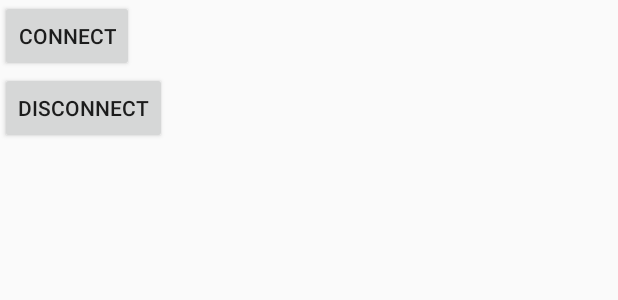
After one commit to lostzen/lost, an Android app: the layout activity_geofencing.xml on its own in the app's theme, with its tools: preview values and no code run, on a phone screen of 412 x 824 dp. The commit adds this screen. Shown: the top 300 px of the screen. Run offline under Robolectric (Android 15) with nearby library versions, the phone set to English and light mode, and no system bars.

Commit message:
Adds activity shell for geofencing demo

```diff
--- a/lost-sample/src/main/AndroidManifest.xml
+++ b/lost-sample/src/main/AndroidManifest.xml
@@ -32,6 +32,7 @@
         android:label="@string/settings"
         android:name=".SettingsActivity"/>
 
+    <activity android:name=".GeofencingApiActivity"/>
     <activity android:name=".SettingsApiActivity"/>
 
   </application>
--- a/lost-sample/src/main/java/com/example/lost/SamplesList.java
+++ b/lost-sample/src/main/java/com/example/lost/SamplesList.java
@@ -8,6 +8,8 @@ public class SamplesList {
   public static final Sample[] SAMPLES = {
       new Sample(R.string.sample_fused_location_api_title,
           R.string.sample_fused_location_api_description, FusedLocationApiActivity.class),
+      new Sample(R.string.sample_geofencing_api_title, R.string.sample_geofencing_api_description,
+          GeofencingApiActivity.class),
       new Sample(R.string.sample_settings_api_title, R.string.sample_settings_api_description,
           SettingsApiActivity.class)
   };
--- /dev/null
+++ b/lost-sample/src/main/res/layout/activity_geofencing.xml
@@ -0,0 +1,22 @@
+<?xml version="1.0" encoding="utf-8"?>
+<LinearLayout xmlns:android="http://schemas.android.com/apk/res/android"
+    android:orientation="vertical"
+    android:layout_width="match_parent"
+    android:layout_height="match_parent"
+    >
+
+  <Button
+      android:id="@+id/button_connect"
+      android:layout_width="wrap_content"
+      android:layout_height="wrap_content"
+      android:text="@string/connect"
+      />
+
+  <Button
+      android:id="@+id/button_disconnect"
+      android:layout_width="wrap_content"
+      android:layout_height="wrap_content"
+      android:text="@string/disconnect"
+      />
+
+</LinearLayout>
--- a/lost-sample/src/main/res/values/strings.xml
+++ b/lost-sample/src/main/res/values/strings.xml
@@ -42,6 +42,8 @@
 
   <string name="sample_fused_location_api_title">FusedLocationApi</string>
   <string name="sample_fused_location_api_description">Demonstrates how to request location updates using the FusedLocationApi</string>
+  <string name="sample_geofencing_api_title">GeofencingApi</string>
+  <string name="sample_geofencing_api_description">Demonstrates how use proximity alerts with the GeofencingApi</string>
   <string name="sample_settings_api_title">SettingsApi</string>
   <string name="sample_settings_api_description">Demonstrates how to use the SettingsApi to request network status and resolve issues with the current status when it isn\'t enabled</string>
   <string name="gps_present">Gps present:</string>
@@ -55,5 +57,7 @@
   <string name="check_location_settings">Check location settings</string>
   <string name="resolve_location_settings">Resolve location settings</string>
   <string name="cancel">Cancel</string>
+  <string name="connect">Connect</string>
+  <string name="disconnect">Disconnect</string>
 
 </resources>
```
Also changed, not shown: lost-sample/src/main/java/com/example/lost/GeofencingApiActivity.java (added, +99 -0 lines).
